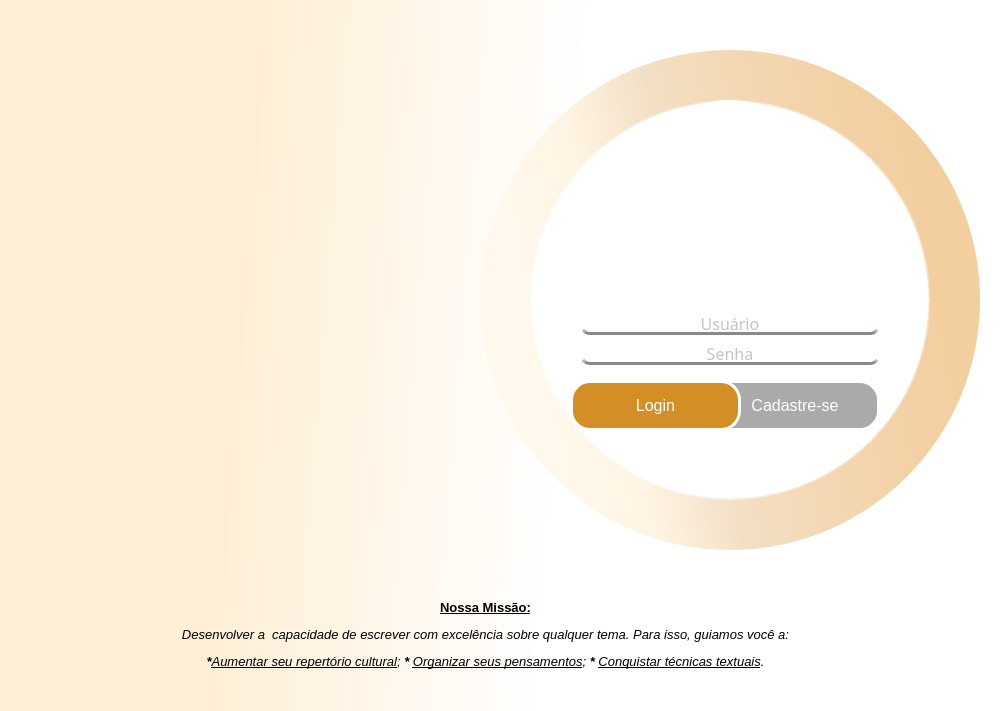
Qt form Telas/login.ui (Nautilidae-project/Nautilus) before a commit.
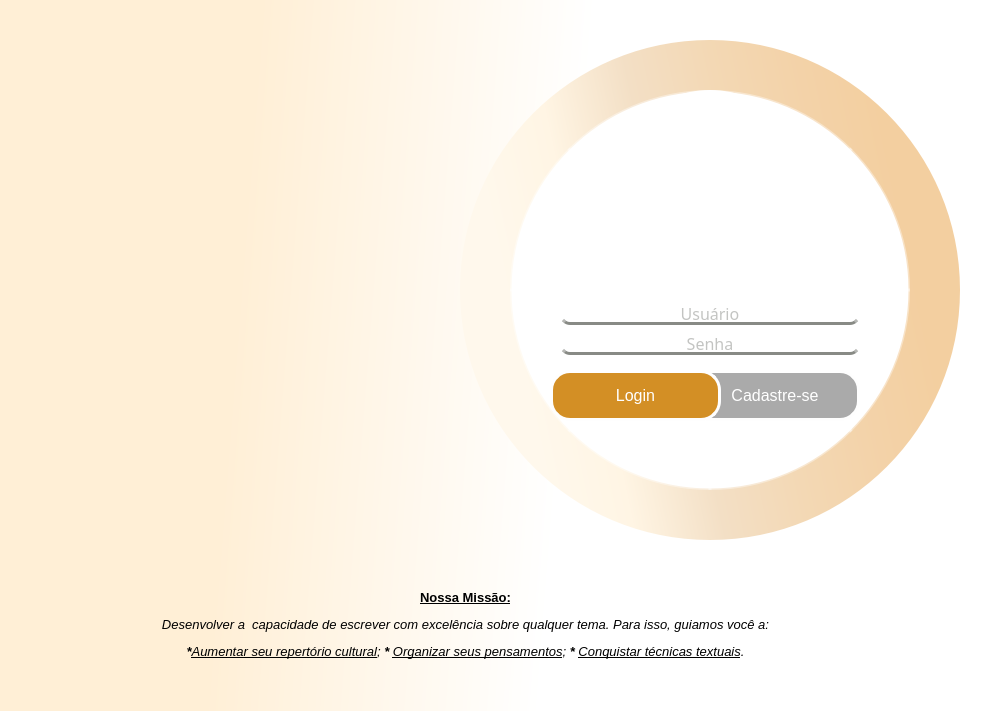
The same form after that commit. Icons and pictures are not drawn.

Commit message: - Criadas pastas para o backend (brain), para o banco de dados (brain/DAOs) e para modelos (modelos); - Conexões entre as telas criadas; - Funções para criação do banco de dados do usuário e busca do banco com nome definido criadas;

Diff of the .ui file:
```diff
--- a/Telas/login.ui
+++ b/Telas/login.ui
@@ -40,58 +40,135 @@
   <property name="unifiedTitleAndToolBarOnMac">
    <bool>false</bool>
   </property>
-  <widget class="QWidget" name="centralwidget">
-   <widget class="QLabel" name="lblLinha">
+  <widget class="QWidget" name="wdgLgin">
+   <layout class="QHBoxLayout" name="horizontalLayout">
+    <property name="spacing">
+     <number>0</number>
+    </property>
+    <property name="leftMargin">
+     <number>0</number>
+    </property>
+    <property name="topMargin">
+     <number>0</number>
+    </property>
+    <property name="rightMargin">
+     <number>0</number>
+    </property>
+    <property name="bottomMargin">
+     <number>0</number>
+    </property>
+    <item>
+     <widget class="QStackedWidget" name="stkLogin">
+      <property name="currentIndex">
+       <number>0</number>
+      </property>
+      <widget class="QWidget" name="pgLogin">
+       <widget class="QPushButton" name="pbYouTube">
     <property name="geometry">
      <rect>
-      <x>230</x>
-      <y>580</y>
-      <width>501</width>
-      <height>17</height>
-     </rect>
-    </property>
+          <x>920</x>
+          <y>640</y>
+          <width>50</width>
+          <height>50</height>
+         </rect>
+        </property>
+        <property name="sizeIncrement">
+         <size>
+          <width>0</width>
+          <height>0</height>
+         </size>
+        </property>
+        <property name="font">
+         <font>
+          <pointsize>12</pointsize>
+          <weight>50</weight>
+          <italic>false</italic>
+          <bold>false</bold>
+          <underline>false</underline>
+          <strikeout>false</strikeout>
+          <stylestrategy>PreferDefault</stylestrategy>
+          <kerning>true</kerning>
+         </font>
+        </property>
+        <property name="cursor">
+         <cursorShape>ArrowCursor</cursorShape>
+        </property>
+        <property name="mouseTracking">
+         <bool>false</bool>
+        </property>
+        <property name="tabletTracking">
+         <bool>false</bool>
+        </property>
+        <property name="focusPolicy">
+         <enum>Qt::StrongFocus</enum>
+        </property>
+        <property name="acceptDrops">
+         <bool>false</bool>
+        </property>
+        <property name="toolTipDuration">
+         <number>-1</number>
+        </property>
+        <property name="layoutDirection">
+         <enum>Qt::LeftToRight</enum>
+        </property>
+        <property name="autoFillBackground">
+         <bool>false</bool>
+        </property>
     <property name="styleSheet">
-     <string notr="true">background-color: rgba(255, 255, 255, 0);
+         <string notr="true">QPushButton {
+	border-radius: 25px;
+	background-color: rgba(255, 255, 255, 0);
+	
+	
+	image: url(:/newPrefix/002-youtube.png);
+}
+
+QPushButton:hover {
+	background-color: rgb(255,182,193);
+}
+
+QPushButton:pressed {
+	background-color: rgb(170, 140, 140);
+}
+
 </string>
     </property>
     <property name="text">
      <string/>
     </property>
-    <property name="pixmap">
-     <pixmap resource="login.qrc">:/newPrefix/linha.png</pixmap>
-    </property>
-   </widget>
-   <widget class="QLabel" name="lblNossaMissao">
-    <property name="geometry">
-     <rect>
-      <x>150</x>
-      <y>600</y>
-      <width>671</width>
-      <height>101</height>
-     </rect>
-    </property>
-    <property name="styleSheet">
-     <string notr="true">font: 25 12pt &quot;Roboto Slab&quot;;
-background-color: rgba(255, 255, 255, 0);</string>
-    </property>
-    <property name="text">
-     <string>&lt;!DOCTYPE HTML PUBLIC &quot;-//W3C//DTD HTML 4.0//EN&quot; &quot;http://www.w3.org/TR/REC-html40/strict.dtd&quot;&gt;
-&lt;html&gt;&lt;head&gt;&lt;meta name=&quot;qrichtext&quot; content=&quot;1&quot; /&gt;&lt;style type=&quot;text/css&quot;&gt;
-p, li { white-space: pre-wrap; }
-&lt;/style&gt;&lt;/head&gt;&lt;body style=&quot; font-family:'Roboto Slab'; font-size:12pt; font-weight:24; font-style:normal;&quot;&gt;
-&lt;p align=&quot;center&quot; style=&quot; margin-top:12px; margin-bottom:12px; margin-left:0px; margin-right:0px; -qt-block-indent:0; text-indent:0px;&quot;&gt;&lt;span style=&quot; font-size:10pt; font-weight:600; text-decoration: underline;&quot;&gt;Nossa Missão:&lt;/span&gt;&lt;/p&gt;
-&lt;p align=&quot;center&quot; style=&quot; margin-top:12px; margin-bottom:12px; margin-left:0px; margin-right:0px; -qt-block-indent:0; text-indent:0px;&quot;&gt;&lt;span style=&quot; font-size:10pt; font-style:italic;&quot;&gt;Desenvolver a  capacidade de escrever com excelência sobre qualquer tema. Para isso, guiamos você a:&lt;/span&gt;&lt;/p&gt;
-&lt;p align=&quot;center&quot; style=&quot; margin-top:12px; margin-bottom:12px; margin-left:0px; margin-right:0px; -qt-block-indent:0; text-indent:0px;&quot;&gt;&lt;span style=&quot; font-size:10pt; font-weight:600; font-style:italic;&quot;&gt;*&lt;/span&gt;&lt;span style=&quot; font-size:10pt; font-style:italic; text-decoration: underline;&quot;&gt;Aumentar seu repertório cultural&lt;/span&gt;&lt;span style=&quot; font-size:10pt; font-style:italic;&quot;&gt;; &lt;/span&gt;&lt;span style=&quot; font-size:10pt; font-weight:600; font-style:italic;&quot;&gt;*&lt;/span&gt;&lt;span style=&quot; font-size:10pt; font-style:italic;&quot;&gt; &lt;/span&gt;&lt;span style=&quot; font-size:10pt; font-style:italic; text-decoration: underline;&quot;&gt;Organizar seus pensamentos&lt;/span&gt;&lt;span style=&quot; font-size:10pt; font-style:italic;&quot;&gt;; &lt;/span&gt;&lt;span style=&quot; font-size:10pt; font-weight:600; font-style:italic;&quot;&gt;*&lt;/span&gt;&lt;span style=&quot; font-size:10pt; font-style:italic;&quot;&gt; &lt;/span&gt;&lt;span style=&quot; font-size:10pt; font-style:italic; text-decoration: underline;&quot;&gt;Conquistar técnicas textuais&lt;/span&gt;&lt;span style=&quot; font-size:10pt; font-style:italic;&quot;&gt;.&lt;/span&gt;&lt;/p&gt;&lt;/body&gt;&lt;/html&gt;</string>
-    </property>
-    <property name="alignment">
-     <set>Qt::AlignHCenter|Qt::AlignTop</set>
+        <property name="iconSize">
+         <size>
+          <width>25</width>
+          <height>25</height>
+         </size>
+        </property>
+        <property name="checkable">
+         <bool>false</bool>
+        </property>
+        <property name="checked">
+         <bool>false</bool>
+        </property>
+        <property name="autoRepeat">
+         <bool>false</bool>
+        </property>
+        <property name="autoExclusive">
+         <bool>false</bool>
+        </property>
+        <property name="autoDefault">
+         <bool>false</bool>
+        </property>
+        <property name="default">
+         <bool>false</bool>
+        </property>
+        <property name="flat">
+         <bool>false</bool>
     </property>
    </widget>
    <widget class="QFrame" name="frBordaCirculo">
     <property name="geometry">
      <rect>
-      <x>480</x>
-      <y>50</y>
+          <x>460</x>
+          <y>40</y>
       <width>500</width>
       <height>500</height>
      </rect>
@@ -110,7 +187,7 @@
 background-color: qlineargradient(spread:pad, x1:0.059, y1:0.676318, x2:0.913612, y2:0.494818, stop:0.0765306 rgba(255, 248, 236, 255), stop:0.25 rgba(255, 245, 228, 255), stop:0.454082 rgba(243, 223, 197, 255), stop:0.647959 rgba(243, 216, 180, 255), stop:0.841837 rgba(243, 210, 168, 255), stop:1 rgba(243, 207, 160, 255));</string>
     </property>
     <property name="frameShape">
-     <enum>QFrame::StyledPanel</enum>
+         <enum>QFrame::NoFrame</enum>
     </property>
     <property name="frameShadow">
      <enum>QFrame::Raised</enum>
@@ -467,8 +544,8 @@
    <widget class="QFrame" name="frLogo">
     <property name="geometry">
      <rect>
-      <x>20</x>
-      <y>300</y>
+          <x>0</x>
+          <y>290</y>
       <width>490</width>
       <height>90</height>
      </rect>
@@ -487,110 +564,57 @@
      <enum>QFrame::Raised</enum>
     </property>
    </widget>
-   <widget class="QPushButton" name="pbFacebook">
+       <widget class="QLabel" name="lblLinha">
     <property name="geometry">
      <rect>
-      <x>940</x>
-      <y>530</y>
-      <width>50</width>
-      <height>50</height>
-     </rect>
-    </property>
-    <property name="sizeIncrement">
-     <size>
-      <width>0</width>
-      <height>0</height>
-     </size>
-    </property>
-    <property name="font">
-     <font>
-      <pointsize>12</pointsize>
-      <weight>50</weight>
-      <italic>false</italic>
-      <bold>false</bold>
-      <underline>false</underline>
-      <strikeout>false</strikeout>
-      <stylestrategy>PreferDefault</stylestrategy>
-      <kerning>true</kerning>
-     </font>
-    </property>
-    <property name="cursor">
-     <cursorShape>ArrowCursor</cursorShape>
-    </property>
-    <property name="mouseTracking">
-     <bool>false</bool>
-    </property>
-    <property name="tabletTracking">
-     <bool>false</bool>
-    </property>
-    <property name="focusPolicy">
-     <enum>Qt::StrongFocus</enum>
-    </property>
-    <property name="acceptDrops">
-     <bool>false</bool>
-    </property>
-    <property name="toolTipDuration">
-     <number>-1</number>
-    </property>
-    <property name="layoutDirection">
-     <enum>Qt::LeftToRight</enum>
-    </property>
-    <property name="autoFillBackground">
-     <bool>false</bool>
-    </property>
+          <x>210</x>
+          <y>570</y>
+          <width>501</width>
+          <height>17</height>
+         </rect>
+        </property>
     <property name="styleSheet">
-     <string notr="true">QPushButton {
-	border-radius: 25px;
-	background-color: rgba(255, 255, 255, 0);
-	border-image: url(:/newPrefix/043-facebook-1.png);
-}
-
-QPushButton:hover {
-	background-color: rgb(135,206,250);
-}
-
-QPushButton:pressed {
-	background-color: rgb(170, 140, 140);
-}
-
+         <string notr="true">background-color: rgba(255, 255, 255, 0);
 </string>
     </property>
     <property name="text">
      <string/>
     </property>
-    <property name="iconSize">
-     <size>
-      <width>25</width>
-      <height>25</height>
-     </size>
-    </property>
-    <property name="checkable">
-     <bool>false</bool>
-    </property>
-    <property name="checked">
-     <bool>false</bool>
-    </property>
-    <property name="autoRepeat">
-     <bool>false</bool>
-    </property>
-    <property name="autoExclusive">
-     <bool>false</bool>
-    </property>
-    <property name="autoDefault">
-     <bool>false</bool>
-    </property>
-    <property name="default">
-     <bool>false</bool>
-    </property>
-    <property name="flat">
-     <bool>false</bool>
-    </property>
-   </widget>
-   <widget class="QPushButton" name="pbTweeter">
+        <property name="pixmap">
+         <pixmap resource="login.qrc">:/newPrefix/linha.png</pixmap>
+        </property>
+       </widget>
+       <widget class="QLabel" name="lblNossaMissao">
     <property name="geometry">
      <rect>
-      <x>940</x>
+          <x>130</x>
       <y>590</y>
+          <width>671</width>
+          <height>101</height>
+         </rect>
+        </property>
+        <property name="styleSheet">
+         <string notr="true">font: 25 12pt &quot;Roboto Slab&quot;;
+background-color: rgba(255, 255, 255, 0);</string>
+        </property>
+        <property name="text">
+         <string>&lt;!DOCTYPE HTML PUBLIC &quot;-//W3C//DTD HTML 4.0//EN&quot; &quot;http://www.w3.org/TR/REC-html40/strict.dtd&quot;&gt;
+&lt;html&gt;&lt;head&gt;&lt;meta name=&quot;qrichtext&quot; content=&quot;1&quot; /&gt;&lt;style type=&quot;text/css&quot;&gt;
+p, li { white-space: pre-wrap; }
+&lt;/style&gt;&lt;/head&gt;&lt;body style=&quot; font-family:'Roboto Slab'; font-size:12pt; font-weight:24; font-style:normal;&quot;&gt;
+&lt;p align=&quot;center&quot; style=&quot; margin-top:12px; margin-bottom:12px; margin-left:0px; margin-right:0px; -qt-block-indent:0; text-indent:0px;&quot;&gt;&lt;span style=&quot; font-size:10pt; font-weight:600; text-decoration: underline;&quot;&gt;Nossa Missão:&lt;/span&gt;&lt;/p&gt;
+&lt;p align=&quot;center&quot; style=&quot; margin-top:12px; margin-bottom:12px; margin-left:0px; margin-right:0px; -qt-block-indent:0; text-indent:0px;&quot;&gt;&lt;span style=&quot; font-size:10pt; font-style:italic;&quot;&gt;Desenvolver a  capacidade de escrever com excelência sobre qualquer tema. Para isso, guiamos você a:&lt;/span&gt;&lt;/p&gt;
+&lt;p align=&quot;center&quot; style=&quot; margin-top:12px; margin-bottom:12px; margin-left:0px; margin-right:0px; -qt-block-indent:0; text-indent:0px;&quot;&gt;&lt;span style=&quot; font-size:10pt; font-weight:600; font-style:italic;&quot;&gt;*&lt;/span&gt;&lt;span style=&quot; font-size:10pt; font-style:italic; text-decoration: underline;&quot;&gt;Aumentar seu repertório cultural&lt;/span&gt;&lt;span style=&quot; font-size:10pt; font-style:italic;&quot;&gt;; &lt;/span&gt;&lt;span style=&quot; font-size:10pt; font-weight:600; font-style:italic;&quot;&gt;*&lt;/span&gt;&lt;span style=&quot; font-size:10pt; font-style:italic;&quot;&gt; &lt;/span&gt;&lt;span style=&quot; font-size:10pt; font-style:italic; text-decoration: underline;&quot;&gt;Organizar seus pensamentos&lt;/span&gt;&lt;span style=&quot; font-size:10pt; font-style:italic;&quot;&gt;; &lt;/span&gt;&lt;span style=&quot; font-size:10pt; font-weight:600; font-style:italic;&quot;&gt;*&lt;/span&gt;&lt;span style=&quot; font-size:10pt; font-style:italic;&quot;&gt; &lt;/span&gt;&lt;span style=&quot; font-size:10pt; font-style:italic; text-decoration: underline;&quot;&gt;Conquistar técnicas textuais&lt;/span&gt;&lt;span style=&quot; font-size:10pt; font-style:italic;&quot;&gt;.&lt;/span&gt;&lt;/p&gt;&lt;/body&gt;&lt;/html&gt;</string>
+        </property>
+        <property name="alignment">
+         <set>Qt::AlignHCenter|Qt::AlignTop</set>
+        </property>
+       </widget>
+       <widget class="QPushButton" name="pbTweeter">
+        <property name="geometry">
+         <rect>
+          <x>920</x>
+          <y>580</y>
       <width>50</width>
       <height>50</height>
      </rect>
@@ -686,11 +710,11 @@
      <bool>false</bool>
     </property>
    </widget>
-   <widget class="QPushButton" name="pbYouTube">
+       <widget class="QPushButton" name="pbFacebook">
     <property name="geometry">
      <rect>
-      <x>940</x>
-      <y>650</y>
+          <x>920</x>
+          <y>520</y>
       <width>50</width>
       <height>50</height>
      </rect>
@@ -741,13 +765,11 @@
      <string notr="true">QPushButton {
 	border-radius: 25px;
 	background-color: rgba(255, 255, 255, 0);
-	
-	
-	image: url(:/newPrefix/002-youtube.png);
+	border-image: url(:/newPrefix/043-facebook-1.png);
 }
 
 QPushButton:hover {
-	background-color: rgb(255,182,193);
+	background-color: rgb(135,206,250);
 }
 
 QPushButton:pressed {
@@ -787,6 +809,10 @@
      <bool>false</bool>
     </property>
    </widget>
+      </widget>
+     </widget>
+    </item>
+   </layout>
   </widget>
  </widget>
  <resources>
```
Left out of the diff: 4 changed lines with no effect on the pictures. Lines whose indentation alone changed are shown as unchanged. The commit also changes 27 other files.
